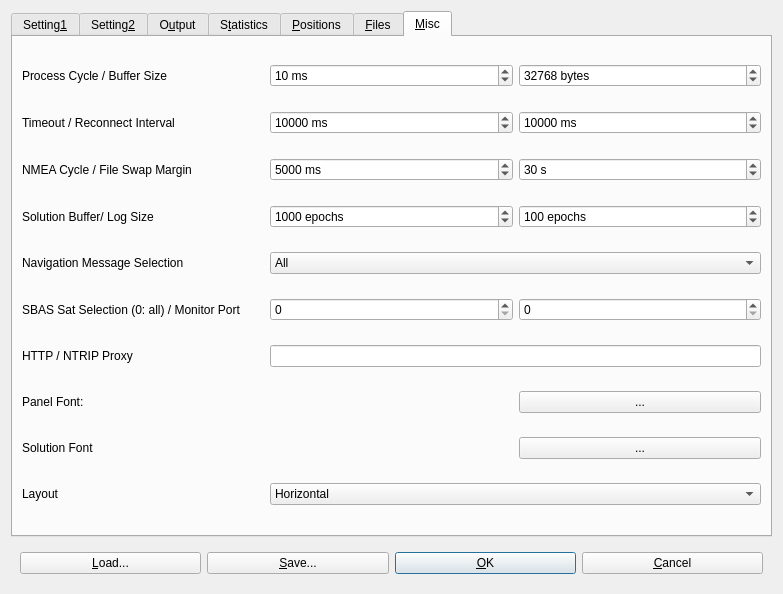
The window that app/qtapp/rtknavi_qt/naviopt.ui (lhuisman/myRTKLIB) describes before a commit, drawn with Qt 5.
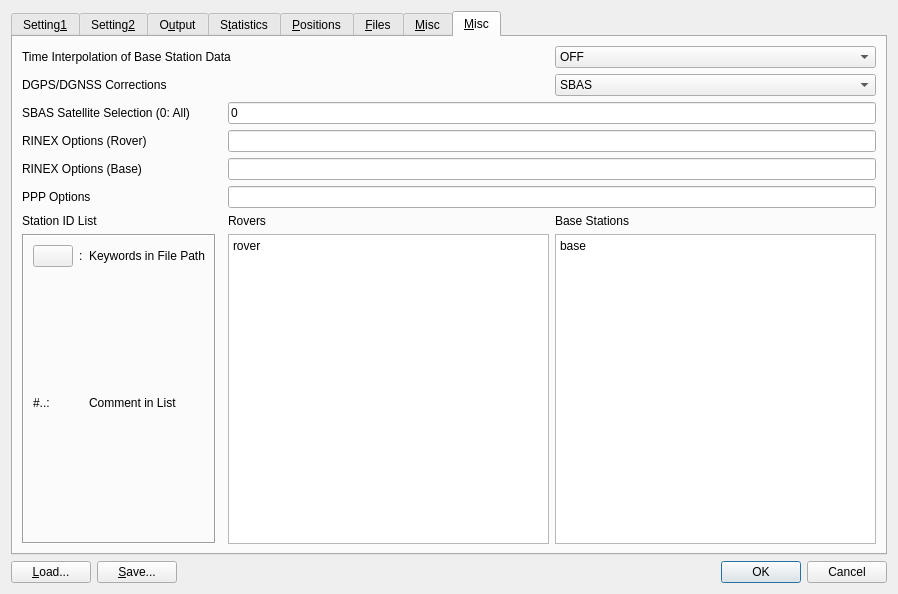
The same window after the commit. The open tabs and pages were chosen to show the change. Icons and pictures are not drawn. Custom widgets are drawn as their Qt base class.

```diff
--- a/app/qtapp/rtknavi_qt/naviopt.ui
+++ b/app/qtapp/rtknavi_qt/naviopt.ui
@@ -6,7 +6,7 @@
    <rect>
     <x>0</x>
     <y>0</y>
-    <width>783</width>
+    <width>898</width>
     <height>594</height>
    </rect>
   </property>
@@ -2946,7 +2946,7 @@
           <string/>
          </property>
          <property name="text">
-          <string>Panel Font:</string>
+          <string>Panel Font</string>
          </property>
         </widget>
        </item>
@@ -3125,11 +3125,238 @@
        </item>
       </layout>
      </widget>
+     <widget class="QWidget" name="tabMiscPost">
+      <attribute name="title">
+       <string>&amp;Misc</string>
+      </attribute>
+      <layout class="QGridLayout" name="gridLayout_15">
+       <item row="8" column="2">
+        <widget class="QLabel" name="lblRovers">
+         <property name="text">
+          <string>Rovers</string>
+         </property>
+        </widget>
+       </item>
+       <item row="9" column="3">
+        <widget class="QPlainTextEdit" name="tEBaseList">
+         <property name="plainText">
+          <string>base</string>
+         </property>
+        </widget>
+       </item>
+       <item row="4" column="2" colspan="2">
+        <widget class="QLineEdit" name="lERnxOptions1">
+         <property name="toolTip">
+          <string>&lt;html&gt;&lt;head/&gt;&lt;body&gt;&lt;p&gt;Specify RINEX read options for rover RINEX observation data as follows (option: &lt;span style=&quot; font-style:italic;&quot;&gt;misc-rnxopt1&lt;/span&gt;). &lt;/p&gt;&lt;p&gt;&lt;br/&gt;&lt;/p&gt;&lt;p&gt;Multiple options can be input separated by spaces.&lt;/p&gt;&lt;p&gt;&lt;span style=&quot; font-weight:700;&quot;&gt;-GLss[=+n.nn]: select GPS signal ss&lt;/span&gt;&lt;/p&gt;&lt;p&gt;&lt;span style=&quot; font-weight:700;&quot;&gt;-RLss[=+n.nn]: select GLO signal ss&lt;/span&gt;&lt;/p&gt;&lt;p&gt;&lt;span style=&quot; font-weight:700;&quot;&gt;-ELss[=+n.nn]: select GAL signal ss&lt;/span&gt;&lt;/p&gt;&lt;p&gt;&lt;span style=&quot; font-weight:700;&quot;&gt;-JLss[=+n.nn]: select QZS signal ss&lt;/span&gt;&lt;/p&gt;&lt;p&gt;&lt;span style=&quot; font-weight:700;&quot;&gt;-CLss[=+n.nn]: select BDS signal ss&lt;/span&gt;&lt;/p&gt;&lt;p&gt;&lt;span style=&quot; font-weight:700;&quot;&gt;-SLss[=+n.nn]: select SBS signal ss&lt;/span&gt;&lt;/p&gt;&lt;p&gt;&lt;br/&gt;&lt;/p&gt;&lt;p&gt;&lt;span style=&quot; font-weight:700;&quot;&gt;ss : signal id (refer Appendix D.3 of RTKLIB documentation)&lt;/span&gt;&lt;/p&gt;&lt;p&gt;&lt;span style=&quot; font-weight:700;&quot;&gt;=+n.nn: phase shift +n.nn (cycle) to be add to carrier-phase observables&lt;/span&gt;&lt;br/&gt;&lt;/p&gt;&lt;p&gt;Without the option and multiple signals in a frequency, RTKLIB select a signal for a frequency according to the default priorities of signals. Refer to Appendix D.4 Default Priorities of Multiple Signals of the documentation.&lt;/p&gt;&lt;/body&gt;&lt;/html&gt;</string>
+         </property>
+         <property name="maxLength">
+          <number>256</number>
+         </property>
+        </widget>
+       </item>
+       <item row="6" column="2" colspan="2">
+        <widget class="QLineEdit" name="lEPPPOptions">
+         <property name="toolTip">
+          <string>Additional options for PPP processing</string>
+         </property>
+         <property name="maxLength">
+          <number>256</number>
+         </property>
+        </widget>
+       </item>
+       <item row="5" column="0">
+        <widget class="QLabel" name="lblRinexOptionsBase">
+         <property name="text">
+          <string>RINEX Options (Base)</string>
+         </property>
+        </widget>
+       </item>
+       <item row="4" column="0">
+        <widget class="QLabel" name="lblRinexOptionsRover">
+         <property name="text">
+          <string>RINEX Options (Rover)</string>
+         </property>
+        </widget>
+       </item>
+       <item row="2" column="0" colspan="3">
+        <widget class="QLabel" name="lblDGPSCorrection">
+         <property name="text">
+          <string>DGPS/DGNSS Corrections</string>
+         </property>
+        </widget>
+       </item>
+       <item row="8" column="0">
+        <widget class="QLabel" name="lblStationList">
+         <property name="text">
+          <string>Station ID List</string>
+         </property>
+        </widget>
+       </item>
+       <item row="9" column="2">
+        <widget class="QPlainTextEdit" name="tERoverList">
+         <property name="plainText">
+          <string>rover</string>
+         </property>
+        </widget>
+       </item>
+       <item row="8" column="3">
+        <widget class="QLabel" name="lblBaseStations">
+         <property name="text">
+          <string>Base Stations</string>
+         </property>
+        </widget>
+       </item>
+       <item row="5" column="2" colspan="2">
+        <widget class="QLineEdit" name="lERnxOptions2">
+         <property name="toolTip">
+          <string>&lt;html&gt;&lt;head/&gt;&lt;body&gt;&lt;p&gt;Specify RINEX read options for base-station RINEX observation data (option: &lt;span style=&quot; font-style:italic;&quot;&gt;misc-rnxopt2&lt;/span&gt;).&lt;/p&gt;&lt;p&gt;&lt;br/&gt;&lt;/p&gt;&lt;p&gt;Multiple options can be input separated by spaces.&lt;/p&gt;&lt;p&gt;&lt;span style=&quot; font-weight:700;&quot;&gt;-GLss[=+n.nn]: select GPS signal ss&lt;/span&gt;&lt;/p&gt;&lt;p&gt;&lt;span style=&quot; font-weight:700;&quot;&gt;-RLss[=+n.nn]: select GLO signal ss&lt;/span&gt;&lt;/p&gt;&lt;p&gt;&lt;span style=&quot; font-weight:700;&quot;&gt;-ELss[=+n.nn]: select GAL signal ss&lt;/span&gt;&lt;/p&gt;&lt;p&gt;&lt;span style=&quot; font-weight:700;&quot;&gt;-JLss[=+n.nn]: select QZS signal ss&lt;/span&gt;&lt;/p&gt;&lt;p&gt;&lt;span style=&quot; font-weight:700;&quot;&gt;-CLss[=+n.nn]: select BDS signal ss&lt;/span&gt;&lt;/p&gt;&lt;p&gt;&lt;span style=&quot; font-weight:700;&quot;&gt;-SLss[=+n.nn]: select SBS signal ss&lt;/span&gt;&lt;/p&gt;&lt;p&gt;&lt;br/&gt;&lt;/p&gt;&lt;p&gt;&lt;span style=&quot; font-weight:700;&quot;&gt;ss : signal id (refer Appendix D.3 of RTKLIB documentation)&lt;/span&gt;&lt;/p&gt;&lt;p&gt;&lt;span style=&quot; font-weight:700;&quot;&gt;=+n.nn: phase shift +n.nn (cycle) to be add to carrier-phase observables&lt;/span&gt;&lt;/p&gt;&lt;p&gt;&lt;br/&gt;&lt;/p&gt;&lt;p&gt;Without the option and multiple signals in a frequency, RTKLIB select a signal for a frequency according to the default priorities of signals. Refer to Appendix D.4 Default Priorities of Multiple Signals of the documentation.&lt;/p&gt;&lt;/body&gt;&lt;/html&gt;</string>
+         </property>
+         <property name="maxLength">
+          <number>256</number>
+         </property>
+        </widget>
+       </item>
+       <item row="9" column="0">
+        <widget class="QFrame" name="frame">
+         <property name="frameShape">
+          <enum>QFrame::Box</enum>
+         </property>
+         <property name="frameShadow">
+          <enum>QFrame::Sunken</enum>
+         </property>
+         <layout class="QGridLayout" name="gridLayout_14">
+          <item row="0" column="1">
+           <widget class="QLabel" name="Label47">
+            <property name="text">
+             <string>:</string>
+            </property>
+           </widget>
+          </item>
+          <item row="0" column="2">
+           <widget class="QLabel" name="Label62">
+            <property name="text">
+             <string>Keywords in File Path</string>
+            </property>
+            <property name="wordWrap">
+             <bool>true</bool>
+            </property>
+           </widget>
+          </item>
+          <item row="0" column="0">
+           <widget class="QPushButton" name="btnHelp">
+            <property name="toolTip">
+             <string>Show placeholder keys</string>
+            </property>
+            <property name="icon">
+             <iconset resource="../icon/resources.qrc">
+              <normaloff>:/buttons/key</normaloff>:/buttons/key</iconset>
+            </property>
+           </widget>
+          </item>
+          <item row="1" column="2">
+           <widget class="QLabel" name="Label65">
+            <property name="toolTip">
+             <string/>
+            </property>
+            <property name="text">
+             <string>Comment in List</string>
+            </property>
+           </widget>
+          </item>
+          <item row="1" column="0">
+           <widget class="QLabel" name="Label50">
+            <property name="text">
+             <string>#..:</string>
+            </property>
+           </widget>
+          </item>
+         </layout>
+        </widget>
+       </item>
+       <item row="6" column="0">
+        <widget class="QLabel" name="lblPPPOptions">
+         <property name="text">
+          <string>PPP Options</string>
+         </property>
+        </widget>
+       </item>
+       <item row="2" column="3">
+        <widget class="QComboBox" name="cbDGPS">
+         <property name="toolTip">
+          <string>&lt;html&gt;&lt;head/&gt;&lt;body&gt;&lt;p&gt;Select source for differential GNSS data&lt;/p&gt;&lt;/body&gt;&lt;/html&gt;</string>
+         </property>
+         <item>
+          <property name="text">
+           <string>SBAS</string>
+          </property>
+         </item>
+         <item>
+          <property name="text">
+           <string>RTCM</string>
+          </property>
+         </item>
+        </widget>
+       </item>
+       <item row="0" column="0" colspan="3">
+        <widget class="QLabel" name="lblInterpolationBaseStation">
+         <property name="text">
+          <string>Time Interpolation of Base Station Data</string>
+         </property>
+        </widget>
+       </item>
+       <item row="0" column="3">
+        <widget class="QComboBox" name="cBIntputReferenceObservation">
+         <property name="toolTip">
+          <string>&lt;html&gt;&lt;head/&gt;&lt;body&gt;&lt;p&gt;Select ON to enable time interpolation of base station data (opotion: &lt;span style=&quot; font-style:italic;&quot;&gt;misc-timeinterp&lt;/span&gt;). &lt;/p&gt;&lt;p&gt;&lt;br/&gt;If selecting ON, the base station data are linearly interpolated to the rover epoch and DD (double- difference) is made with them. If not checked, nearest epoch of base station data is used for DD.&lt;/p&gt;&lt;/body&gt;&lt;/html&gt;</string>
+         </property>
+         <item>
+          <property name="text">
+           <string>OFF</string>
+          </property>
+         </item>
+         <item>
+          <property name="text">
+           <string>ON</string>
+          </property>
+         </item>
+        </widget>
+       </item>
+       <item row="3" column="0" colspan="2">
+        <widget class="QLabel" name="lblSbasSatellties">
+         <property name="text">
+          <string>SBAS Satellite Selection (0: All) </string>
+         </property>
+        </widget>
+       </item>
+       <item row="3" column="2" colspan="2">
+        <widget class="QLineEdit" name="lESbasSat">
+         <property name="toolTip">
+          <string>&lt;html&gt;&lt;head/&gt;&lt;body&gt;&lt;p&gt;If SBAS DGPS correction enabled, input SBAS satellite PRN number to be used (option: &lt;span style=&quot; font-style:italic;&quot;&gt;misc-sbasatsel&lt;/span&gt;). &lt;/p&gt;&lt;p&gt;If you input 0, all available SBAS satellites are used.&lt;/p&gt;&lt;/body&gt;&lt;/html&gt;</string>
+         </property>
+         <property name="text">
+          <string>0</string>
+         </property>
+        </widget>
+       </item>
+      </layout>
+     </widget>
     </widget>
    </item>
    <item>
     <widget class="QWidget" name="widget" native="true">
      <layout class="QHBoxLayout" name="horizontalLayout">
+      <property name="leftMargin">
+       <number>0</number>
+      </property>
+      <property name="topMargin">
+       <number>0</number>
+      </property>
+      <property name="rightMargin">
+       <number>0</number>
+      </property>
+      <property name="bottomMargin">
+       <number>0</number>
+      </property>
       <item>
        <widget class="QPushButton" name="btnLoad">
         <property name="toolTip">
@@ -3151,28 +3378,9 @@
        </widget>
       </item>
       <item>
-       <widget class="QPushButton" name="btnOk">
-        <property name="toolTip">
-         <string/>
-        </property>
-        <property name="text">
-         <string>&amp;OK</string>
-        </property>
-        <property name="autoDefault">
-         <bool>true</bool>
-        </property>
-        <property name="default">
-         <bool>true</bool>
-        </property>
-       </widget>
-      </item>
-      <item>
-       <widget class="QPushButton" name="btnCancel">
-        <property name="toolTip">
-         <string/>
-        </property>
-        <property name="text">
-         <string>&amp;Cancel</string>
+       <widget class="QDialogButtonBox" name="buttonBox">
+        <property name="standardButtons">
+         <set>QDialogButtonBox::Cancel|QDialogButtonBox::Ok</set>
         </property>
        </widget>
       </item>
```
Left out of the diff: 1011 changed lines with no effect on the pictures.
